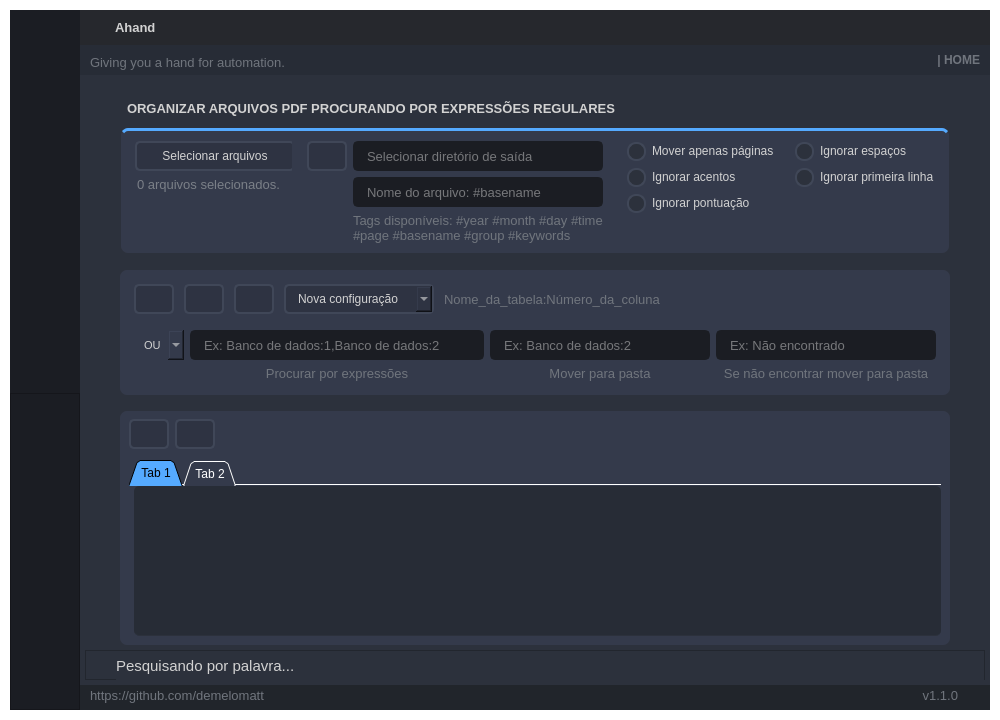
Before: the Qt Designer form GUI_BASE.ui in demelomatt/Ahand, drawn with Qt 5.
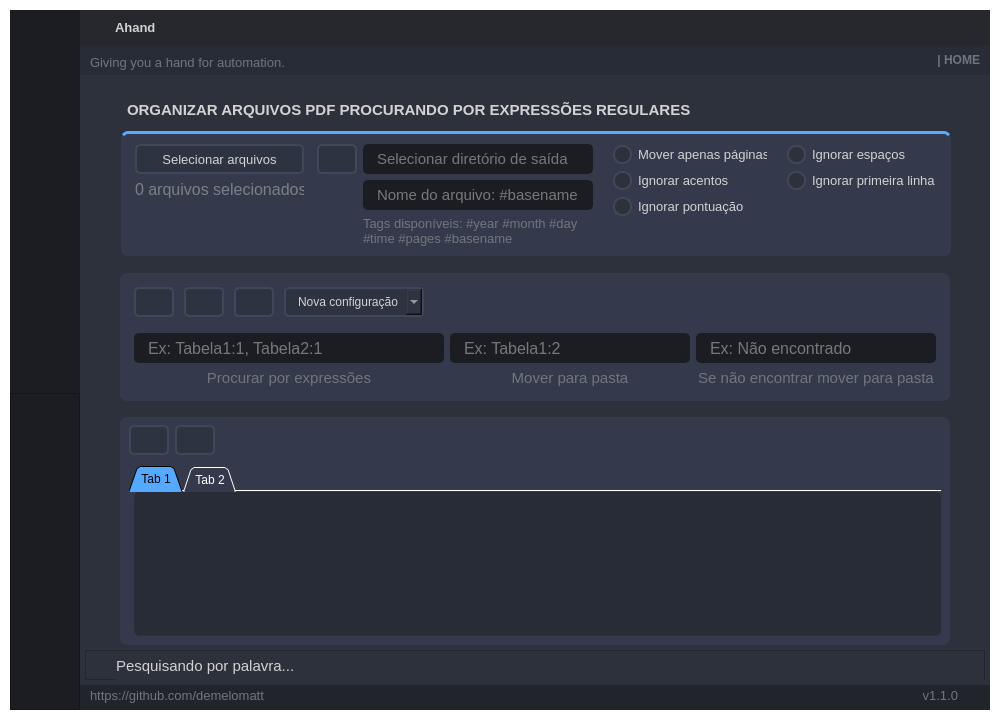
After: the same form once the commit is applied. The open tabs and pages were chosen to show the change. Icons and pictures are not drawn.

The edit to the form file:
```diff
--- a/GUI_BASE.ui
+++ b/GUI_BASE.ui
@@ -3896,7 +3896,7 @@
                             <property name="font">
                              <font>
                               <family>Segoe UI</family>
-                              <pointsize>10</pointsize>
+                              <pointsize>11</pointsize>
                               <weight>75</weight>
                               <bold>true</bold>
                              </font>
@@ -3909,7 +3909,7 @@
                          </layout>
                         </widget>
                        </item>
-                       <item alignment="Qt::AlignHCenter|Qt::AlignTop">
+                       <item>
                         <widget class="QFrame" name="frame_top_page">
                          <property name="sizePolicy">
                           <sizepolicy hsizetype="Fixed" vsizetype="Fixed">
@@ -3919,7 +3919,7 @@
                          </property>
                          <property name="minimumSize">
                           <size>
-                           <width>0</width>
+                           <width>830</width>
                            <height>0</height>
                           </size>
                          </property>
@@ -3957,7 +3957,7 @@
                            <widget class="QFrame" name="frame_input">
                             <property name="minimumSize">
                              <size>
-                              <width>160</width>
+                              <width>180</width>
                               <height>0</height>
                              </size>
                             </property>
@@ -3998,7 +3998,7 @@
                               <widget class="QPushButton" name="pushButton_selectFiles_search">
                                <property name="minimumSize">
                                 <size>
-                                 <width>160</width>
+                                 <width>169</width>
                                  <height>30</height>
                                 </size>
                                </property>
@@ -4011,7 +4011,7 @@
                                <property name="font">
                                 <font>
                                  <family>Segoe UI</family>
-                                 <pointsize>9</pointsize>
+                                 <pointsize>10</pointsize>
                                 </font>
                                </property>
                                <property name="styleSheet">
@@ -4046,10 +4046,16 @@
                              </item>
                              <item alignment="Qt::AlignHCenter">
                               <widget class="QLabel" name="label_files_selected_search">
+                               <property name="minimumSize">
+                                <size>
+                                 <width>169</width>
+                                 <height>0</height>
+                                </size>
+                               </property>
                                <property name="font">
                                 <font>
                                  <family>Segoe UI</family>
-                                 <pointsize>10</pointsize>
+                                 <pointsize>12</pointsize>
                                 </font>
                                </property>
                                <property name="styleSheet">
@@ -4063,7 +4069,7 @@
                             </layout>
                            </widget>
                           </item>
-                          <item>
+                          <item alignment="Qt::AlignHCenter|Qt::AlignVCenter">
                            <widget class="QFrame" name="frame_output">
                             <property name="minimumSize">
                              <size>
@@ -4073,7 +4079,7 @@
                             </property>
                             <property name="maximumSize">
                              <size>
-                              <width>370</width>
+                              <width>300</width>
                               <height>16777215</height>
                              </size>
                             </property>
@@ -4088,7 +4094,7 @@
                             </property>
                             <layout class="QFormLayout" name="formLayout">
                              <property name="leftMargin">
-                              <number>9</number>
+                              <number>5</number>
                              </property>
                              <property name="topMargin">
                               <number>5</number>
@@ -4137,53 +4143,24 @@
                                </property>
                               </widget>
                              </item>
-                             <item row="3" column="1">
-                              <widget class="QLabel" name="label_tags_search">
-                               <property name="minimumSize">
-                                <size>
-                                 <width>0</width>
-                                 <height>0</height>
-                                </size>
-                               </property>
-                               <property name="maximumSize">
-                                <size>
-                                 <width>16777215</width>
-                                 <height>16777215</height>
-                                </size>
-                               </property>
-                               <property name="font">
-                                <font>
-                                 <family>Segoe UI</family>
-                                 <pointsize>10</pointsize>
-                                </font>
-                               </property>
-                               <property name="styleSheet">
-                                <string notr="true">color: rgb(112, 117, 125);</string>
-                               </property>
-                               <property name="text">
-                                <string>Tags disponíveis: #year #month #day #time
-#page #basename #group #keywords</string>
-                               </property>
-                              </widget>
-                             </item>
                              <item row="0" column="1">
                               <widget class="QLineEdit" name="lineEdit_outputPath_search">
                                <property name="minimumSize">
                                 <size>
-                                 <width>0</width>
+                                 <width>220</width>
                                  <height>30</height>
                                 </size>
                                </property>
                                <property name="maximumSize">
                                 <size>
-                                 <width>16777215</width>
+                                 <width>250</width>
                                  <height>16777215</height>
                                 </size>
                                </property>
                                <property name="font">
                                 <font>
                                  <family>Segoe UI</family>
-                                 <pointsize>10</pointsize>
+                                 <pointsize>11</pointsize>
                                 </font>
                                </property>
                                <property name="styleSheet">
@@ -4210,20 +4187,20 @@
                               <widget class="QLineEdit" name="lineEdit_filename_search">
                                <property name="minimumSize">
                                 <size>
-                                 <width>0</width>
+                                 <width>230</width>
                                  <height>30</height>
                                 </size>
                                </property>
                                <property name="maximumSize">
                                 <size>
-                                 <width>16777215</width>
+                                 <width>250</width>
                                  <height>16777215</height>
                                 </size>
                                </property>
                                <property name="font">
                                 <font>
                                  <family>Segoe UI</family>
-                                 <pointsize>10</pointsize>
+                                 <pointsize>11</pointsize>
                                 </font>
                                </property>
                                <property name="styleSheet">
@@ -4246,6 +4223,35 @@
                                </property>
                               </widget>
                              </item>
+                             <item row="3" column="1">
+                              <widget class="QLabel" name="label_tags_search">
+                               <property name="minimumSize">
+                                <size>
+                                 <width>0</width>
+                                 <height>0</height>
+                                </size>
+                               </property>
+                               <property name="maximumSize">
+                                <size>
+                                 <width>16777215</width>
+                                 <height>16777215</height>
+                                </size>
+                               </property>
+                               <property name="font">
+                                <font>
+                                 <family>Segoe UI</family>
+                                 <pointsize>10</pointsize>
+                                </font>
+                               </property>
+                               <property name="styleSheet">
+                                <string notr="true">color: rgb(112, 117, 125);</string>
+                               </property>
+                               <property name="text">
+                                <string>Tags disponíveis: #year #month #day
+#time #pages #basename</string>
+                               </property>
+                              </widget>
+                             </item>
                             </layout>
                            </widget>
                           </item>
@@ -4280,7 +4286,7 @@
                             </property>
                             <layout class="QGridLayout" name="gridLayout_4">
                              <property name="leftMargin">
-                              <number>9</number>
+                              <number>5</number>
                              </property>
                              <property name="topMargin">
                               <number>5</number>
@@ -4294,6 +4300,62 @@
                              <property name="horizontalSpacing">
                               <number>20</number>
                              </property>
+                             <item row="2" column="0">
+                              <widget class="QCheckBox" name="checkBox_ignorePontuation_search">
+                               <property name="minimumSize">
+                                <size>
+                                 <width>0</width>
+                                 <height>20</height>
+                                </size>
+                               </property>
+                               <property name="font">
+                                <font>
+                                 <family>Segoe UI</family>
+                                 <pointsize>10</pointsize>
+                                </font>
+                               </property>
+                               <property name="styleSheet">
+                                <string notr="true">QCheckBox::indicator {
+   border: 2px solid rgb(64, 71, 88);
+	border-radius: 9px;
+}
+QCheckBox::indicator:checked {
+	border: 2px solid rgb(85, 170, 255);
+}</string>
+                               </property>
+                               <property name="text">
+                                <string>Ignorar pontuação</string>
+                               </property>
+                              </widget>
+                             </item>
+                             <item row="1" column="1">
+                              <widget class="QCheckBox" name="checkBox_ignoreFirstPage_search">
+                               <property name="minimumSize">
+                                <size>
+                                 <width>0</width>
+                                 <height>20</height>
+                                </size>
+                               </property>
+                               <property name="font">
+                                <font>
+                                 <family>Segoe UI</family>
+                                 <pointsize>10</pointsize>
+                                </font>
+                               </property>
+                               <property name="styleSheet">
+                                <string notr="true">QCheckBox::indicator {
+   border: 2px solid rgb(64, 71, 88);
+	border-radius: 9px;
+}
+QCheckBox::indicator:checked {
+	border: 2px solid rgb(85, 170, 255);
+}</string>
+                               </property>
+                               <property name="text">
+                                <string>Ignorar primeira linha</string>
+                               </property>
+                              </widget>
+                             </item>
                              <item row="1" column="0">
                               <widget class="QCheckBox" name="checkBox_ignoreSpecialChar_search">
                                <property name="minimumSize">
@@ -4305,7 +4367,7 @@
                                <property name="font">
                                 <font>
                                  <family>Segoe UI</family>
-                                 <pointsize>9</pointsize>
+                                 <pointsize>10</pointsize>
                                 </font>
                                </property>
                                <property name="styleSheet">
@@ -4336,7 +4398,7 @@
                                <property name="font">
                                 <font>
                                  <family>Segoe UI</family>
-                                 <pointsize>9</pointsize>
+                                 <pointsize>10</pointsize>
                                 </font>
                                </property>
                                <property name="styleSheet">
@@ -4353,34 +4415,6 @@
                                </property>
                               </widget>
                              </item>
-                             <item row="2" column="0">
-                              <widget class="QCheckBox" name="checkBox_ignorePontuation_search">
-                               <property name="minimumSize">
-                                <size>
-                                 <width>0</width>
-                                 <height>20</height>
-                                </size>
-                               </property>
-                               <property name="font">
-                                <font>
-                                 <family>Segoe UI</family>
-                                 <pointsize>9</pointsize>
-                                </font>
-                               </property>
-                               <property name="styleSheet">
-                                <string notr="true">QCheckBox::indicator {
-   border: 2px solid rgb(64, 71, 88);
-	border-radius: 9px;
-}
-QCheckBox::indicator:checked {
-	border: 2px solid rgb(85, 170, 255);
-}</string>
-                               </property>
-                               <property name="text">
-                                <string>Ignorar pontuação</string>
-                               </property>
-                              </widget>
-                             </item>
                              <item row="0" column="1">
                               <widget class="QCheckBox" name="checkBox_ignoreSpaces_search">
                                <property name="minimumSize">
@@ -4392,7 +4426,7 @@
                                <property name="font">
                                 <font>
                                  <family>Segoe UI</family>
-                                 <pointsize>9</pointsize>
+                                 <pointsize>10</pointsize>
                                 </font>
                                </property>
                                <property name="styleSheet">
@@ -4409,34 +4443,6 @@
                                </property>
                               </widget>
                              </item>
-                             <item row="1" column="1">
-                              <widget class="QCheckBox" name="checkBox_ignoreFirstPage_search">
-                               <property name="minimumSize">
-                                <size>
-                                 <width>0</width>
-                                 <height>20</height>
-                                </size>
-                               </property>
-                               <property name="font">
-                                <font>
-                                 <family>Segoe UI</family>
-                                 <pointsize>9</pointsize>
-                                </font>
-                               </property>
-                               <property name="styleSheet">
-                                <string notr="true">QCheckBox::indicator {
-   border: 2px solid rgb(64, 71, 88);
-	border-radius: 9px;
-}
-QCheckBox::indicator:checked {
-	border: 2px solid rgb(85, 170, 255);
-}</string>
-                               </property>
-                               <property name="text">
-                                <string>Ignorar primeira linha</string>
-                               </property>
-                              </widget>
-                             </item>
                             </layout>
                            </widget>
                           </item>
@@ -4473,7 +4479,7 @@
                        <property name="bottomMargin">
                         <number>0</number>
                        </property>
-                       <item alignment="Qt::AlignHCenter|Qt::AlignVCenter">
+                       <item alignment="Qt::AlignHCenter">
                         <widget class="QFrame" name="frame_middle">
                          <property name="minimumSize">
                           <size>
@@ -4481,6 +4487,12 @@
                            <height>0</height>
                           </size>
                          </property>
+                         <property name="maximumSize">
+                          <size>
+                           <width>16777215</width>
+                           <height>16777215</height>
+                          </size>
+                         </property>
                          <property name="styleSheet">
                           <string notr="true">background-color:#343A4B;
 border-radius: 7px;
@@ -4506,7 +4518,7 @@
                           <property name="bottomMargin">
                            <number>5</number>
                           </property>
-                          <item>
+                          <item alignment="Qt::AlignLeft">
                            <widget class="QFrame" name="frame_config">
                             <property name="maximumSize">
                              <size>
@@ -4728,22 +4740,6 @@
                                </item>
                               </widget>
                              </item>
-                             <item>
-                              <widget class="QLabel" name="label_subtitles_search">
-                               <property name="font">
-                                <font>
-                                 <family>Segoe UI</family>
-                                 <pointsize>10</pointsize>
-                                </font>
-                               </property>
-                               <property name="styleSheet">
-                                <string notr="true">color: rgb(112, 117, 125);</string>
-                               </property>
-                               <property name="text">
-                                <string>Nome_da_tabela:Número_da_coluna</string>
-                               </property>
-                              </widget>
-                             </item>
                             </layout>
                            </widget>
                           </item>
@@ -4772,6 +4768,31 @@
                               <number>9</number>
                              </property>
                              <item row="1" column="2">
+                              <widget class="QLabel" name="label_else_search">
+                               <property name="maximumSize">
+                                <size>
+                                 <width>16777215</width>
+                                 <height>16777215</height>
+                                </size>
+                               </property>
+                               <property name="font">
+                                <font>
+                                 <family>Segoe UI</family>
+                                 <pointsize>11</pointsize>
+                                </font>
+                               </property>
+                               <property name="styleSheet">
+                                <string notr="true">color: rgb(112, 117, 125);</string>
+                               </property>
+                               <property name="text">
+                                <string>Se não encontrar mover para pasta</string>
+                               </property>
+                               <property name="alignment">
+                                <set>Qt::AlignCenter</set>
+                               </property>
+                              </widget>
+                             </item>
+                             <item row="1" column="1">
                               <widget class="QLabel" name="label_moveto_search">
                                <property name="maximumSize">
                                 <size>
@@ -4782,7 +4803,7 @@
                                <property name="font">
                                 <font>
                                  <family>Segoe UI</family>
-                                 <pointsize>10</pointsize>
+                                 <pointsize>11</pointsize>
                                 </font>
                                </property>
                                <property name="styleSheet">
@@ -4796,7 +4817,7 @@
                                </property>
                               </widget>
                              </item>
-                             <item row="1" column="1">
+                             <item row="1" column="0">
                               <widget class="QLabel" name="label_keywords_search">
                                <property name="minimumSize">
                                 <size>
@@ -4813,7 +4834,7 @@
                                <property name="font">
                                 <font>
                                  <family>Segoe UI</family>
-                                 <pointsize>10</pointsize>
+                                 <pointsize>11</pointsize>
                                 </font>
                                </property>
                                <property name="styleSheet">
@@ -4828,56 +4849,6 @@
                               </widget>
                              </item>
                              <item row="0" column="0">
-                              <widget class="QComboBox" name="comboBox_operator_search">
-                               <property name="minimumSize">
-                                <size>
-                                 <width>0</width>
-                                 <height>30</height>
-                                </size>
-                               </property>
-                               <property name="maximumSize">
-                                <size>
-                                 <width>16777215</width>
-                                 <height>16777215</height>
-                                </size>
-                               </property>
-                               <property name="font">
-                                <font>
-                                 <family>Segoe UI</family>
-                                 <pointsize>8</pointsize>
-                                </font>
-                               </property>
-                               <property name="styleSheet">
-                                <string notr="true">QComboBox{
-	background-color: rgb(27, 29, 35);
-	border-radius: 5px;
-	border: 2px solid rgb(27, 29, 35);
-	padding: 5px;
-	padding-left: 10px;
-}
-QComboBox:hover{
-	border: 2px solid rgb(64, 71, 88);
-}
-QComboBox QAbstractItemView {
-	color: rgb(85, 170, 255);	
-	background-color: rgb(27, 29, 35);
-	padding: 10px;
-	selection-background-color: rgb(39, 44, 54);
-}F</string>
-                               </property>
-                               <item>
-                                <property name="text">
-                                 <string>OU</string>
-                                </property>
-                               </item>
-                               <item>
-                                <property name="text">
-                                 <string>E</string>
-                                </property>
-                               </item>
-                              </widget>
-                             </item>
-                             <item row="0" column="1">
                               <widget class="QLineEdit" name="lineEdit_keywords_search">
                                <property name="minimumSize">
                                 <size>
@@ -4894,7 +4865,7 @@
                                <property name="font">
                                 <font>
                                  <family>Segoe UI</family>
-                                 <pointsize>10</pointsize>
+                                 <pointsize>12</pointsize>
                                 </font>
                                </property>
                                <property name="styleSheet">
@@ -4916,81 +4887,11 @@
                                 <string/>
                                </property>
                                <property name="placeholderText">
-                                <string>Ex: Banco de dados:1,Banco de dados:2</string>
-                               </property>
-                              </widget>
-                             </item>
-                             <item row="1" column="3">
-                              <widget class="QLabel" name="label_else_search">
-                               <property name="maximumSize">
-                                <size>
-                                 <width>16777215</width>
-                                 <height>16777215</height>
-                                </size>
-                               </property>
-                               <property name="font">
-                                <font>
-                                 <family>Segoe UI</family>
-                                 <pointsize>10</pointsize>
-                                 <weight>50</weight>
-                                 <bold>false</bold>
-                                </font>
-                               </property>
-                               <property name="styleSheet">
-                                <string notr="true">color: rgb(112, 117, 125);</string>
-                               </property>
-                               <property name="text">
-                                <string>Se não encontrar mover para pasta</string>
-                               </property>
-                               <property name="alignment">
-                                <set>Qt::AlignCenter</set>
+                                <string>Ex: Tabela1:1, Tabela2:1</string>
                                </property>
                               </widget>
                              </item>
                              <item row="0" column="2">
-                              <widget class="QLineEdit" name="lineEdit_moveto_search">
-                               <property name="minimumSize">
-                                <size>
-                                 <width>200</width>
-                                 <height>30</height>
-                                </size>
-                               </property>
-                               <property name="maximumSize">
-                                <size>
-                                 <width>220</width>
-                                 <height>16777215</height>
-                                </size>
-                               </property>
-                               <property name="font">
-                                <font>
-                                 <family>Segoe UI</family>
-                                 <pointsize>10</pointsize>
-                                </font>
-                               </property>
-                               <property name="styleSheet">
-                                <string notr="true">QLineEdit {
-	background-color: rgb(27, 29, 35);
-	border-radius: 5px;
-	border: 2px solid rgb(27, 29, 35);
-	padding-left: 10px;
-}
-QLineEdit:hover {
-	border: 2px solid rgb(85, 170, 255);
-	border: 2px solid rgb(91, 101, 124);
-}
-QLineEdit:focus {
-	border: 2px solid rgb(85, 170, 255);
-}</string>
-                               </property>
-                               <property name="readOnly">
-                                <bool>false</bool>
-                               </property>
-                               <property name="placeholderText">
-                                <string>Ex: Banco de dados:2</string>
-                               </property>
-                              </widget>
-                             </item>
-                             <item row="0" column="3">
                               <widget class="QLineEdit" name="lineEdit_else_search">
                                <property name="minimumSize">
                                 <size>
@@ -5000,14 +4901,14 @@
                                </property>
                                <property name="maximumSize">
                                 <size>
-                                 <width>220</width>
+                                 <width>240</width>
                                  <height>16777215</height>
                                 </size>
                                </property>
                                <property name="font">
                                 <font>
                                  <family>Segoe UI</family>
-                                 <pointsize>10</pointsize>
+                                 <pointsize>12</pointsize>
                                 </font>
                                </property>
                                <property name="styleSheet">
@@ -5030,6 +4931,49 @@
                                </property>
                               </widget>
                              </item>
+                             <item row="0" column="1">
+                              <widget class="QLineEdit" name="lineEdit_moveto_search">
+                               <property name="minimumSize">
+                                <size>
+                                 <width>200</width>
+                                 <height>30</height>
+                                </size>
+                               </property>
+                               <property name="maximumSize">
+                                <size>
+                                 <width>240</width>
+                                 <height>16777215</height>
+                                </size>
+                               </property>
+                               <property name="font">
+                                <font>
+                                 <family>Segoe UI</family>
+                                 <pointsize>12</pointsize>
+                                </font>
+                               </property>
+                               <property name="styleSheet">
+                                <string notr="true">QLineEdit {
+	background-color: rgb(27, 29, 35);
+	border-radius: 5px;
+	border: 2px solid rgb(27, 29, 35);
+	padding-left: 10px;
+}
+QLineEdit:hover {
+	border: 2px solid rgb(85, 170, 255);
+	border: 2px solid rgb(91, 101, 124);
+}
+QLineEdit:focus {
+	border: 2px solid rgb(85, 170, 255);
+}</string>
+                               </property>
+                               <property name="readOnly">
+                                <bool>false</bool>
+                               </property>
+                               <property name="placeholderText">
+                                <string>Ex: Tabela1:2</string>
+                               </property>
+                              </widget>
+                             </item>
                             </layout>
                            </widget>
                           </item>
```
Left out of the diff: 360 changed lines with no effect on the pictures.
